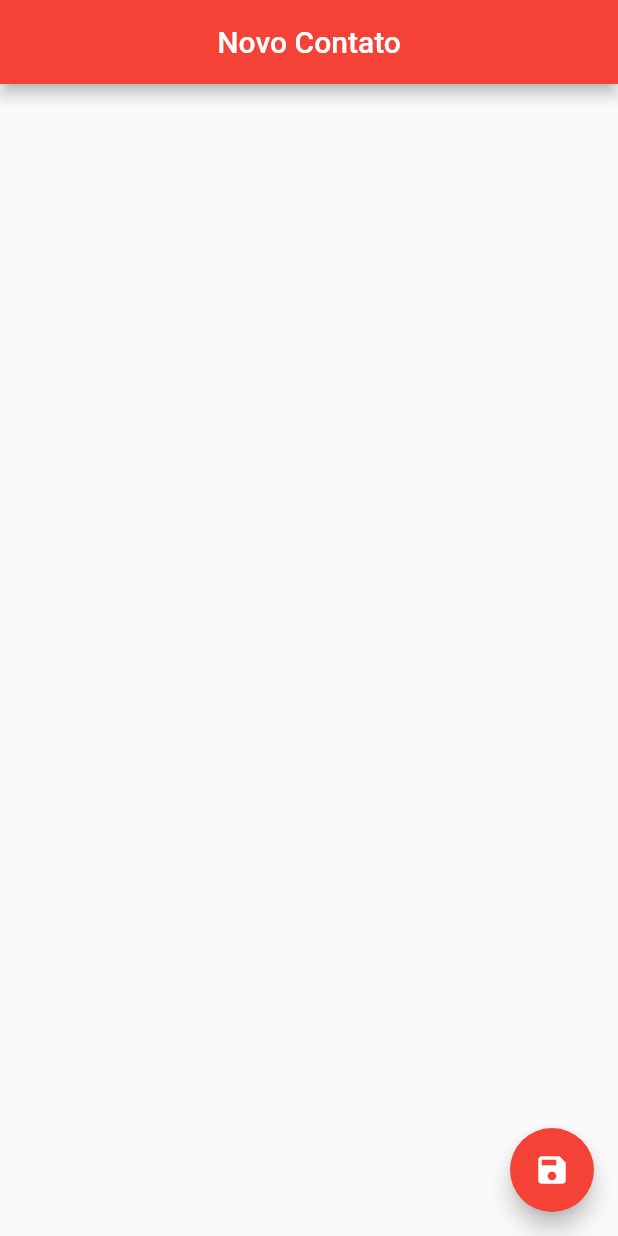
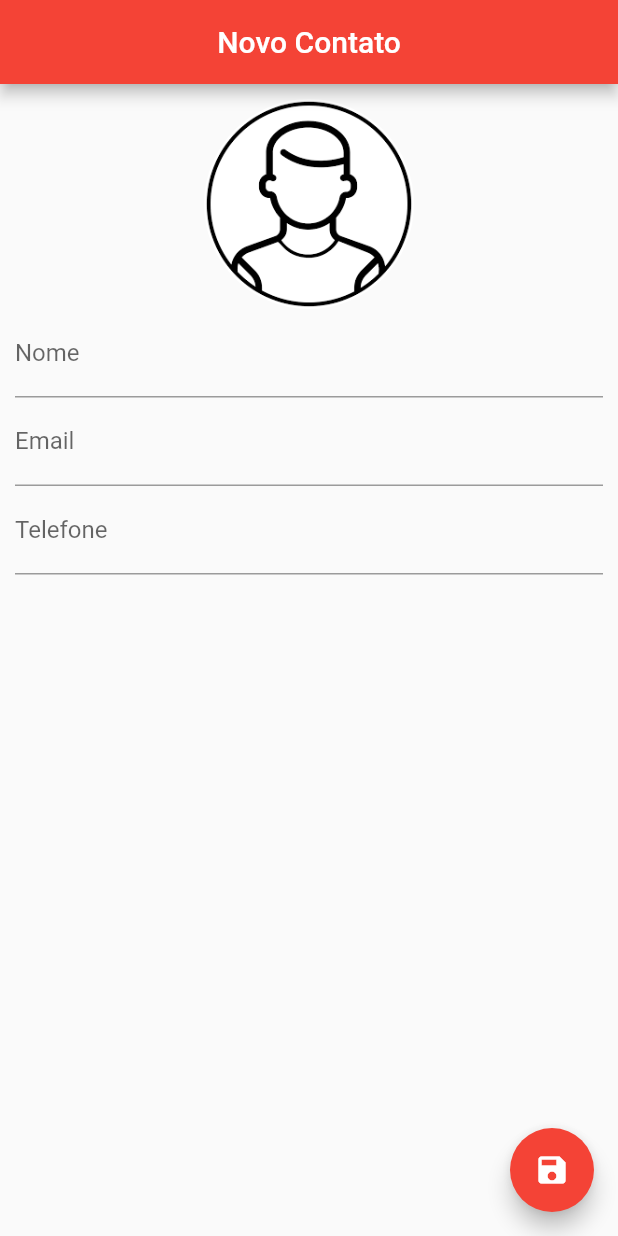
Before and after one commit to Thejoker2012/agenda_de_contatos, a Flutter app: the screen it shows after launch, on a phone screen of 412 x 824 dp. Run offline on Flutter 3.47's test engine with Material 2 defaults, Android fonts, the phone set to English and light mode, and no system bars; our stand-ins replace flutter_masked_text, sqflite; accounts and stored records are empty.

Commit message:
Adicionando os Campos de Texto e Imagens e Mascaras de Texto
* criando o _nomeController
* criando o _emailController
* criando o _telefoneMask

* Criando mascaras de Texto

```diff
--- a/lib/ui/contato_page.dart
+++ b/lib/ui/contato_page.dart
@@ -1,5 +1,8 @@
+import 'dart:io';
+
 import 'package:agenda_de_contatos/helpers/contato_helper.dart';
 import 'package:flutter/material.dart';
+import 'package:flutter_masked_text/flutter_masked_text.dart';
 
 class ContatoPage extends StatefulWidget {
 
@@ -13,6 +16,13 @@ class ContatoPage extends StatefulWidget {
 
 class _ContatoPageState extends State<ContatoPage> {
 
+  final _nomeController = TextEditingController();
+  final _emailController = TextEditingController();
+  //final _telefoneController = TextEditingController();
+
+  final _telefoneMask = MaskedTextController(mask: "(00) 00000-0000");
+
+  bool _userEdited = false;
   Contato _editeContato;
 
   @override
@@ -24,6 +34,10 @@ class _ContatoPageState extends State<ContatoPage> {
     }
     else{
       _editeContato = Contato.fromMap(widget.contato.toMap());
+
+      _nomeController.text = _editeContato.nome;
+      _emailController.text = _editeContato.email;
+      _telefoneMask.text = _editeContato.telefone;
     }
   }
 
@@ -41,8 +55,58 @@ class _ContatoPageState extends State<ContatoPage> {
           child: Icon(Icons.save),
         backgroundColor: Colors.red,
       ),
+      body: SingleChildScrollView(
+        padding: EdgeInsets.all(10.0),
+        child: Column(
+          children: <Widget>[
+            GestureDetector(
+              child: Container(
+                width: 140.0,
+                height: 140.0,
+                foregroundDecoration: BoxDecoration(
+                  shape: BoxShape.circle,
+                  image: DecorationImage(
+                    image: _editeContato.img != null ?
+                    FileImage(File(_editeContato.img)):
+                    AssetImage("images/images.png"),
+                  ),
+                ),
+              ),
+            ),
+            TextField(
+              controller: _nomeController,
+              decoration: InputDecoration(labelText: "Nome"),
+              onChanged: (text){
+                _userEdited = true;
+                setState(() {
+                  _editeContato.nome = text;
+                });
+              }),
+            TextField(
+              controller: _emailController,
+                decoration: InputDecoration(labelText: "Email"),
+                onChanged: (text){
+                  _userEdited = true;
+                  _editeContato.email = text;
+                },
+              keyboardType: TextInputType.emailAddress,
+                ),
+            TextField(
+              controller: _telefoneMask,
+                decoration: InputDecoration(labelText: "Telefone"),
+                onChanged: (text){
+                  _userEdited = true;
+                  _editeContato.telefone = text;
+                },
+              keyboardType: TextInputType.phone,
 
 
+                ),
+          ],
+
+
+        ),
+      ),
     );
   }
 }
--- a/pubspec.yaml
+++ b/pubspec.yaml
@@ -26,6 +26,7 @@ dependencies:
   sqflite: ^1.1.5
   url_launcher: ^5.0.2
   image_picker: ^0.6.0+3
+  flutter_masked_text: ^0.8.0
 
 dev_dependencies:
   flutter_test:
```
Also changed, not shown: images/images.png, pubspec.lock.
